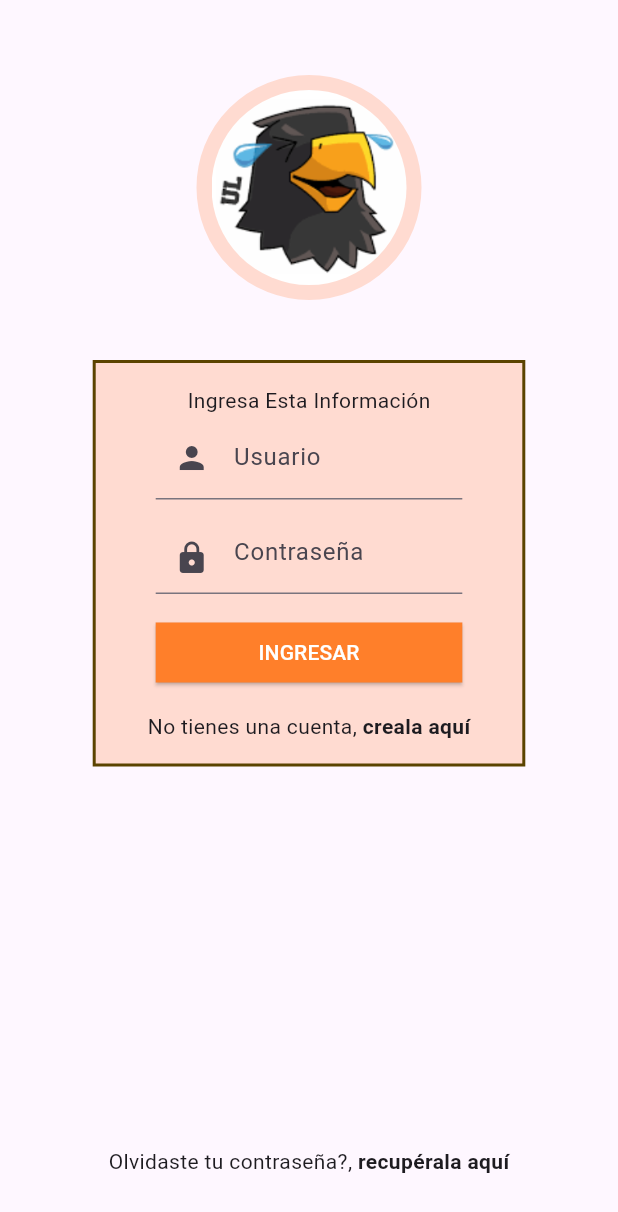
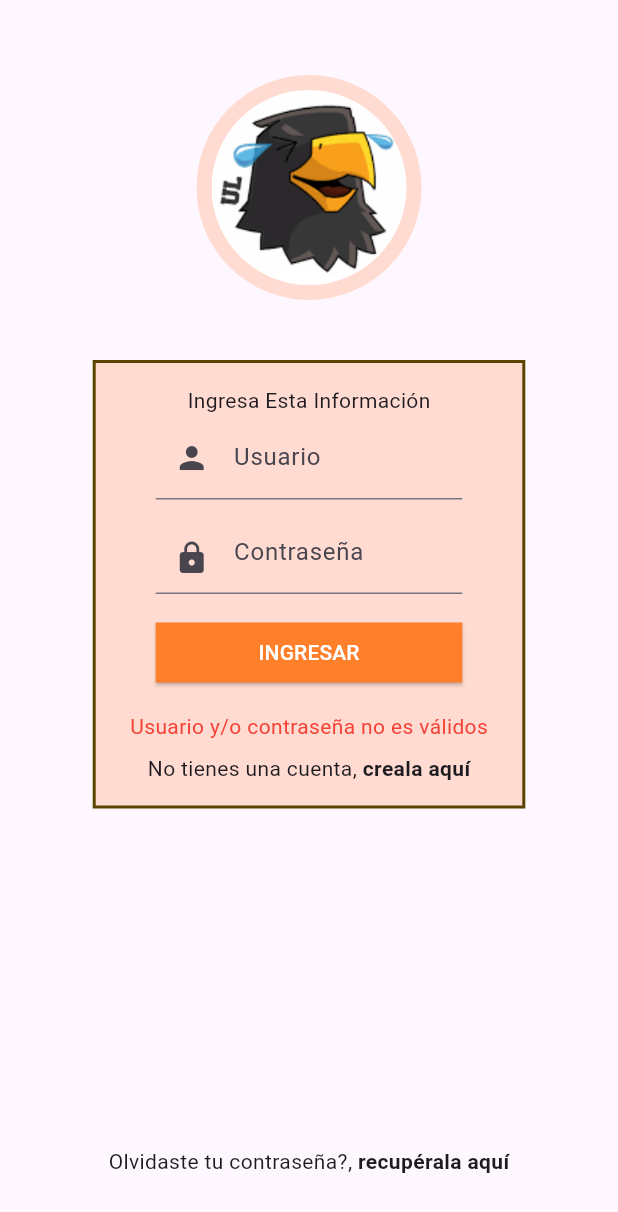
Before and after one commit to RoudiOlding/PrograMovil-2025-01, a Flutter app: the screen it shows after launch, after a tap on "INGRESAR", on a phone screen of 412 x 824 dp. Shown: the top 1212 px of the screen. Run offline on Flutter 3.47's test engine with Material 3 defaults, Android fonts, the phone set to English and light mode, and no system bars; our stand-ins replace get, google_fonts.

Commit message:
roudi: ahora se puede ingresar el usuario y contraseña y si te equivocas sale un mensaje con color rojo, si lo haces bien mensaje con color rojo.

```diff
--- a/ulima_quiz/lib/pages/sign_in/sign_in_controller.dart
+++ b/ulima_quiz/lib/pages/sign_in/sign_in_controller.dart
@@ -1,9 +1,13 @@
+import 'package:flutter/material.dart';
 import 'package:flutter/widgets.dart';
 import 'package:get/get.dart';
 
 class SignInController extends GetxController {
   TextEditingController txtUser = TextEditingController();
   TextEditingController txtPassword = TextEditingController();
+
+  RxString message = ''.obs; // elementos observables, RX
+  Rx<MaterialColor> messageColor = Colors.red.obs;
 
   void signIn(BuildContext context) {
     // esto te manda a otra página, una redirección, navegación. Para eso usamos el context
@@ -12,8 +16,15 @@ class SignInController extends GetxController {
     String password = txtPassword.text;
     if (user == 'admin' && password == '123') {
       print('Ir a home');
+      message.value = "Usuario válido";
+      messageColor.value = Colors.green;
     } else {
       print('error');
+      message.value = "Usuario y/o contraseña no es válidos";
+      messageColor.value = Colors.red;
     }
+    Future.delayed(Duration(seconds: 5), () {
+      message.value = "";
+    });
   }
 }
--- a/ulima_quiz/lib/pages/sign_in/sign_in_page.dart
+++ b/ulima_quiz/lib/pages/sign_in/sign_in_page.dart
@@ -79,6 +79,21 @@ class SignInPage extends StatelessWidget {
           const SizedBox(
             height: 15,
           ),
+          Obx(() => control.message.value != ""
+              ? Column(
+                  children: [
+                    Text(
+                      control.message.value,
+                      style: TextStyle(
+                        color: control.messageColor.value,
+                      ),
+                    ),
+                    SizedBox(
+                      height: 8,
+                    )
+                  ],
+                )
+              : SizedBox.shrink()),
           const Row(
             mainAxisSize: MainAxisSize.min,
             children: [
```
